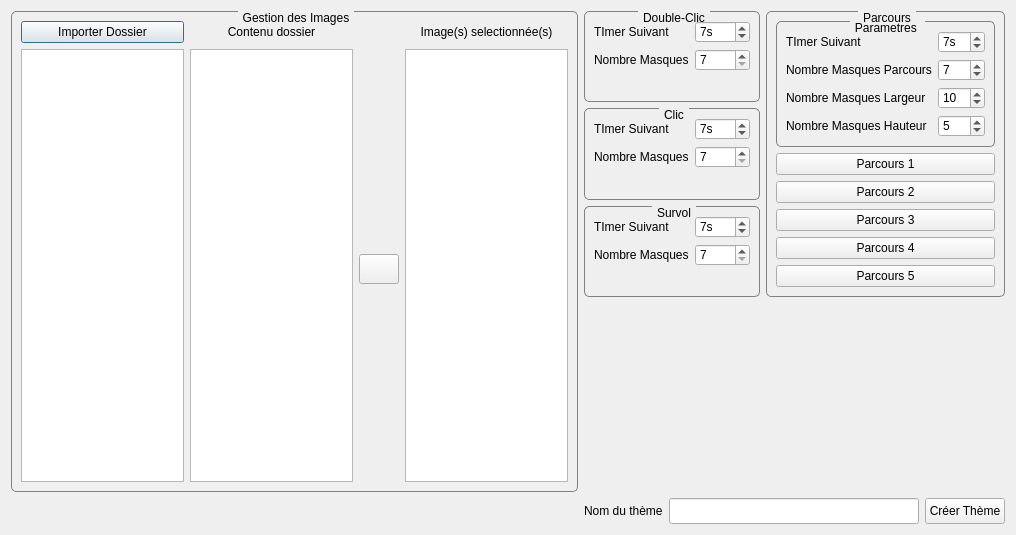
This is editeur.ui in Txikilinux/leterrier-mulot as Qt 5 draws it before an edit. The edited form follows.
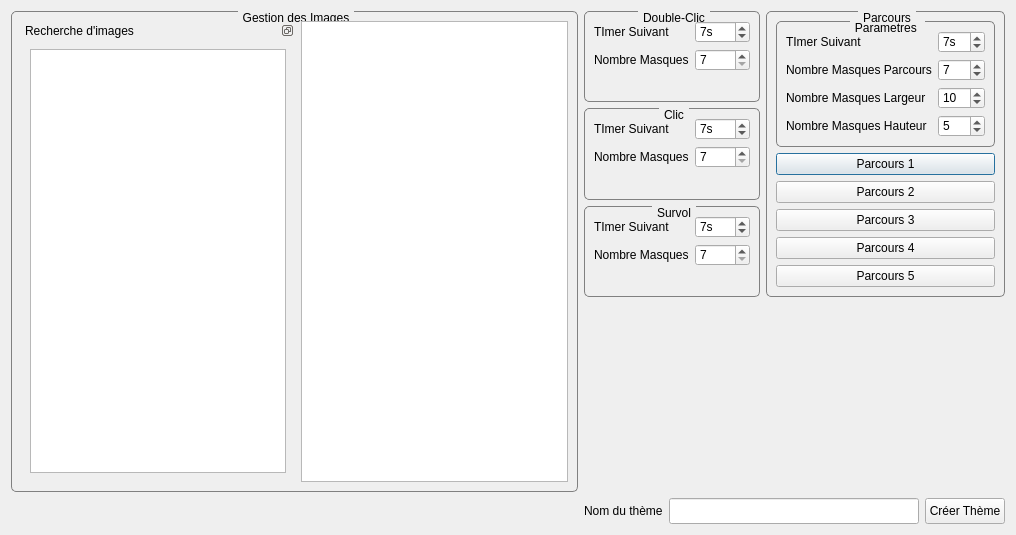
This is the edited form. Icons and pictures are not drawn.

Commit message: Gestion des images améliorée dans l'éditeur

```diff
--- a/editeur.ui
+++ b/editeur.ui
@@ -44,224 +44,53 @@
      </property>
      <layout class="QGridLayout" name="gridLayout_7">
       <item row="0" column="0">
-       <layout class="QGridLayout" name="gridLayout">
-        <item row="0" column="0">
-         <widget class="QPushButton" name="btnImporterDossierImage">
-          <property name="sizePolicy">
-           <sizepolicy hsizetype="Minimum" vsizetype="Preferred">
-            <horstretch>0</horstretch>
-            <verstretch>0</verstretch>
-           </sizepolicy>
-          </property>
-          <property name="maximumSize">
-           <size>
-            <width>200</width>
-            <height>40</height>
-           </size>
-          </property>
-          <property name="layoutDirection">
-           <enum>Qt::LeftToRight</enum>
-          </property>
-          <property name="text">
-           <string>Importer Dossier</string>
-          </property>
-         </widget>
-        </item>
-        <item row="0" column="1">
-         <widget class="QLabel" name="labelContenuDossier">
-          <property name="maximumSize">
-           <size>
-            <width>250</width>
-            <height>16777215</height>
-           </size>
-          </property>
-          <property name="layoutDirection">
-           <enum>Qt::LeftToRight</enum>
-          </property>
-          <property name="frameShape">
-           <enum>QFrame::NoFrame</enum>
-          </property>
-          <property name="frameShadow">
-           <enum>QFrame::Plain</enum>
-          </property>
-          <property name="lineWidth">
-           <number>1</number>
-          </property>
-          <property name="text">
-           <string>Contenu dossier</string>
-          </property>
-          <property name="alignment">
-           <set>Qt::AlignCenter</set>
-          </property>
-         </widget>
-        </item>
-        <item row="0" column="3">
-         <widget class="QLabel" name="labelImageSelection">
-          <property name="maximumSize">
-           <size>
-            <width>250</width>
-            <height>16777215</height>
-           </size>
-          </property>
-          <property name="layoutDirection">
-           <enum>Qt::LeftToRight</enum>
-          </property>
-          <property name="frameShape">
-           <enum>QFrame::NoFrame</enum>
-          </property>
-          <property name="text">
-           <string>Image(s) selectionnée(s)</string>
-          </property>
-          <property name="alignment">
-           <set>Qt::AlignCenter</set>
-          </property>
-         </widget>
-        </item>
-        <item row="1" column="0" rowspan="3">
-         <widget class="QTreeWidget" name="treeWidget">
-          <property name="minimumSize">
-           <size>
-            <width>0</width>
-            <height>0</height>
-           </size>
-          </property>
-          <property name="maximumSize">
-           <size>
-            <width>16777215</width>
-            <height>16777215</height>
-           </size>
-          </property>
-          <property name="contextMenuPolicy">
-           <enum>Qt::CustomContextMenu</enum>
-          </property>
-          <property name="lineWidth">
-           <number>0</number>
-          </property>
-          <property name="editTriggers">
-           <set>QAbstractItemView::CurrentChanged|QAbstractItemView::DoubleClicked|QAbstractItemView::EditKeyPressed|QAbstractItemView::SelectedClicked</set>
-          </property>
-          <property name="alternatingRowColors">
-           <bool>true</bool>
-          </property>
-          <property name="indentation">
-           <number>0</number>
-          </property>
-          <property name="rootIsDecorated">
-           <bool>true</bool>
-          </property>
-          <attribute name="headerVisible">
-           <bool>false</bool>
-          </attribute>
-          <column>
-           <property name="text">
-            <string notr="true">1</string>
-           </property>
-          </column>
-         </widget>
-        </item>
-        <item row="1" column="1" rowspan="3">
-         <widget class="QListWidget" name="listWidget">
-          <property name="minimumSize">
-           <size>
-            <width>0</width>
-            <height>0</height>
-           </size>
-          </property>
-          <property name="maximumSize">
-           <size>
-            <width>16777215</width>
-            <height>16777215</height>
-           </size>
-          </property>
-          <property name="contextMenuPolicy">
-           <enum>Qt::CustomContextMenu</enum>
-          </property>
-          <property name="acceptDrops">
-           <bool>true</bool>
-          </property>
-          <property name="editTriggers">
-           <set>QAbstractItemView::DoubleClicked|QAbstractItemView::EditKeyPressed</set>
-          </property>
-          <property name="alternatingRowColors">
-           <bool>true</bool>
-          </property>
-         </widget>
-        </item>
-        <item row="1" column="2">
-         <spacer name="verticalSpacer">
-          <property name="orientation">
-           <enum>Qt::Vertical</enum>
-          </property>
-          <property name="sizeHint" stdset="0">
-           <size>
-            <width>20</width>
-            <height>182</height>
-           </size>
-          </property>
-         </spacer>
-        </item>
-        <item row="1" column="3" rowspan="3">
-         <widget class="QListWidget" name="listWidgetSelection">
-          <property name="minimumSize">
-           <size>
-            <width>0</width>
-            <height>0</height>
-           </size>
-          </property>
-          <property name="maximumSize">
-           <size>
-            <width>16777215</width>
-            <height>16777215</height>
-           </size>
-          </property>
-          <property name="contextMenuPolicy">
-           <enum>Qt::CustomContextMenu</enum>
-          </property>
-          <property name="acceptDrops">
-           <bool>true</bool>
-          </property>
-          <property name="alternatingRowColors">
-           <bool>true</bool>
-          </property>
-         </widget>
-        </item>
-        <item row="2" column="2">
-         <widget class="QPushButton" name="btSelection">
-          <property name="sizePolicy">
-           <sizepolicy hsizetype="Minimum" vsizetype="Preferred">
-            <horstretch>0</horstretch>
-            <verstretch>0</verstretch>
-           </sizepolicy>
-          </property>
-          <property name="minimumSize">
-           <size>
-            <width>40</width>
-            <height>30</height>
-           </size>
-          </property>
-          <property name="text">
-           <string/>
-          </property>
-          <property name="icon">
-           <iconset resource="lib/abuledunetworkaccessmanagerv1/abuledussologinv1.qrc">
-            <normaloff>:/abuledussologinv1/flecheVerte-connexion</normaloff>:/abuledussologinv1/flecheVerte-connexion</iconset>
-          </property>
-         </widget>
-        </item>
-        <item row="3" column="2">
-         <spacer name="verticalSpacer_2">
-          <property name="orientation">
-           <enum>Qt::Vertical</enum>
-          </property>
-          <property name="sizeHint" stdset="0">
-           <size>
-            <width>20</width>
-            <height>181</height>
-           </size>
-          </property>
-         </spacer>
-        </item>
-       </layout>
+       <widget class="QDockWidget" name="dockWidget">
+        <property name="contextMenuPolicy">
+         <enum>Qt::PreventContextMenu</enum>
+        </property>
+        <property name="features">
+         <set>QDockWidget::DockWidgetFloatable|QDockWidget::DockWidgetMovable</set>
+        </property>
+        <property name="allowedAreas">
+         <set>Qt::LeftDockWidgetArea</set>
+        </property>
+        <property name="windowTitle">
+         <string>Recherche d'images</string>
+        </property>
+        <widget class="QWidget" name="dockWidgetContents">
+         <layout class="QGridLayout" name="gridLayout">
+          <item row="0" column="0">
+           <widget class="QTreeView" name="treeViewArborescence">
+            <property name="contextMenuPolicy">
+             <enum>Qt::CustomContextMenu</enum>
+            </property>
+            <property name="autoScroll">
+             <bool>false</bool>
+            </property>
+            <property name="selectionMode">
+             <enum>QAbstractItemView::ExtendedSelection</enum>
+            </property>
+            <property name="selectionBehavior">
+             <enum>QAbstractItemView::SelectRows</enum>
+            </property>
+            <property name="sortingEnabled">
+             <bool>true</bool>
+            </property>
+           </widget>
+          </item>
+         </layout>
+        </widget>
+       </widget>
+      </item>
+      <item row="0" column="1">
+       <widget class="QListWidget" name="listWidgetImagesSelection">
+        <property name="contextMenuPolicy">
+         <enum>Qt::CustomContextMenu</enum>
+        </property>
+        <property name="selectionMode">
+         <enum>QAbstractItemView::ExtendedSelection</enum>
+        </property>
+       </widget>
       </item>
      </layout>
     </widget>
```
Left out of the diff: 4 changed lines with no effect on the pictures. The commit also changes 2 other files.
